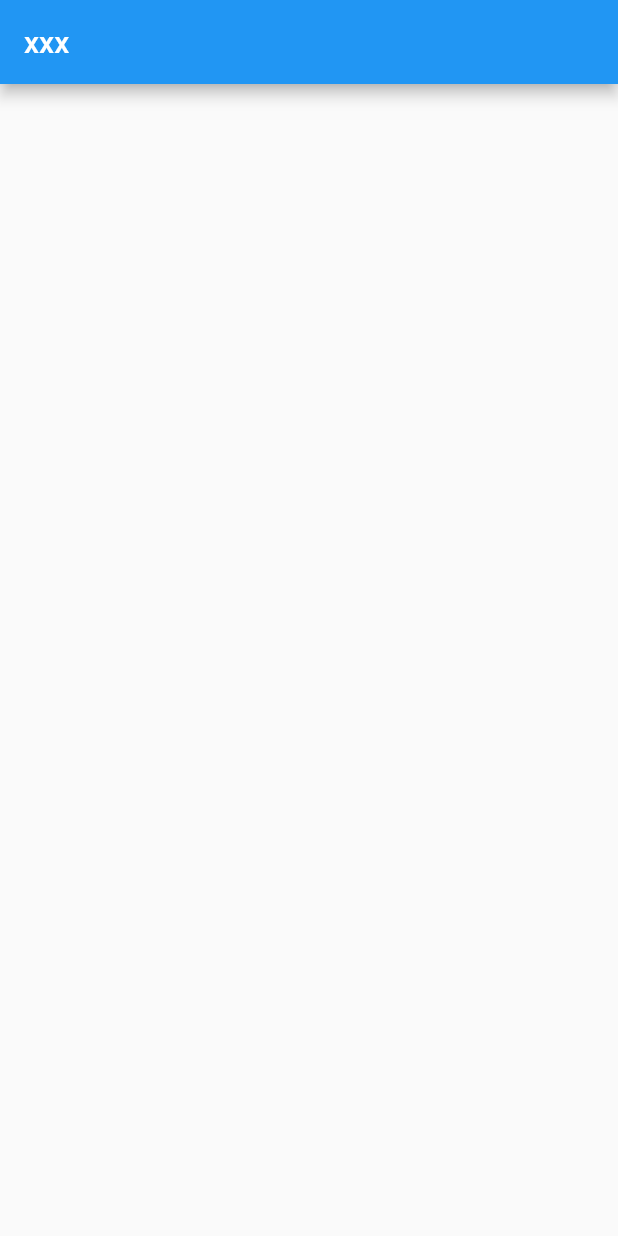
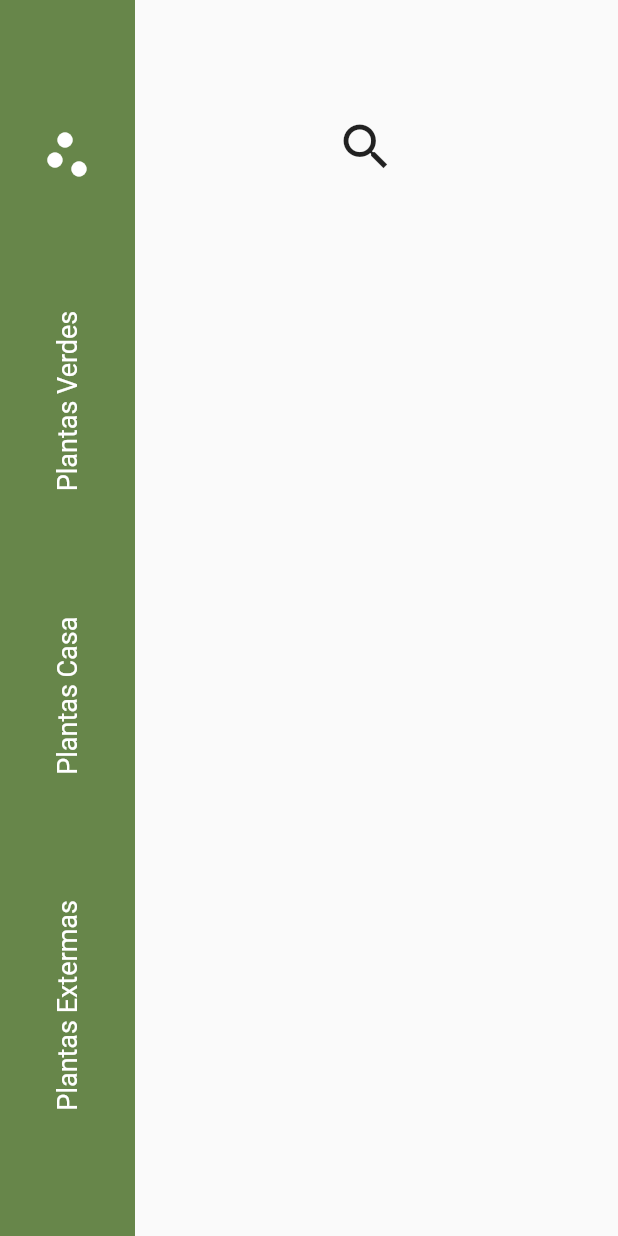
Before and after one commit to caneto/Criando-uma-Ui-Loja-de-Plantas, a Flutter app: the screen it shows after launch, on a phone screen of 412 x 824 dp. Run offline on Flutter 3.47's test engine with Material 2 defaults, Android fonts, the phone set to English and light mode, and no system bars.

Commit message:
Atualização

```diff
--- /dev/null
+++ b/lib/home_screen.dart
@@ -0,0 +1,80 @@
+import 'package:flutter/material.dart';
+
+class HomeScreen extends StatefulWidget {
+  const HomeScreen({super.key});
+
+  @override
+  State<HomeScreen> createState() => _HomeScreenState();
+}
+
+class _HomeScreenState extends State<HomeScreen> {
+  final textStyle = TextStyle(
+    fontSize: 18,
+    color: Colors.white,
+  );
+
+  @override
+  Widget build(BuildContext context) {
+    return Scaffold(
+      body: Row(
+        children: [
+          Container(
+            width: 90,
+            color: const Color(0xff67864a),
+            child: Column(
+              mainAxisAlignment: MainAxisAlignment.spaceEvenly,
+              children: [
+                Icon(
+                  Icons.scatter_plot,
+                  size: 40,
+                  color: Colors.white,
+                ),
+                RotatedBox(
+                  quarterTurns: 3,
+                  child: Text(
+                    'Plantas Verdes',
+                    style: textStyle,
+                  ),
+                ),
+                RotatedBox(
+                  quarterTurns: 3,
+                  child: Text(
+                    'Plantas Casa',
+                    style: textStyle,
+                  ),
+                ),
+                RotatedBox(
+                  quarterTurns: 3,
+                  child: Text(
+                    'Plantas Extermas',
+                    style: textStyle,
+                  ),
+                ),
+              ],
+            ),
+          ),
+          Column(
+            children: [
+              const SizedBox(height: 70,),
+              Row(
+                children: [
+                  Padding(
+                    padding: const EdgeInsets.all(8.0),
+                    child: Container(
+                      alignment: Alignment.center,
+                      width: MediaQuery.of(context).size.width - 120,
+                      child: const Icon(
+                        Icons.search_outlined,
+                        size: 40,
+                      ),
+                    ),
+                  )
+                ],
+              )
+            ],
+          )
+        ],
+      ),
+    );
+  }
+}
--- a/lib/main.dart
+++ b/lib/main.dart
@@ -1,4 +1,5 @@
 import 'package:flutter/material.dart';
+import 'package:lojadeplantasui/home_screen.dart';
 
 void main() {
   runApp(const MyApp());
@@ -10,32 +11,13 @@ class MyApp extends StatelessWidget {
   @override
   Widget build(BuildContext context) {
     return MaterialApp(
-      title: 'Flutter Demo',
+      debugShowCheckedModeBanner: false,
+      title: 'Loja de Plantas',
       theme: ThemeData(
+        primaryColor: Colors.white,
         primarySwatch: Colors.blue,
       ),
-      home: const HomePage(),
+      home: const HomeScreen(),
     );
   }
 }
-
-class HomePage extends StatefulWidget {
-  const HomePage({super.key});
-
-  @override
-  State<HomePage> createState() => _HomePageState();
-}
-
-class _HomePageState extends State<HomePage> {
-
-  @override
-  Widget build(BuildContext context) {
-    return Scaffold(
-      appBar: AppBar(
-        title: Text('xxx'),
-      ),
-      body: Center(
-      ),
-    );
-  }
-}
```
